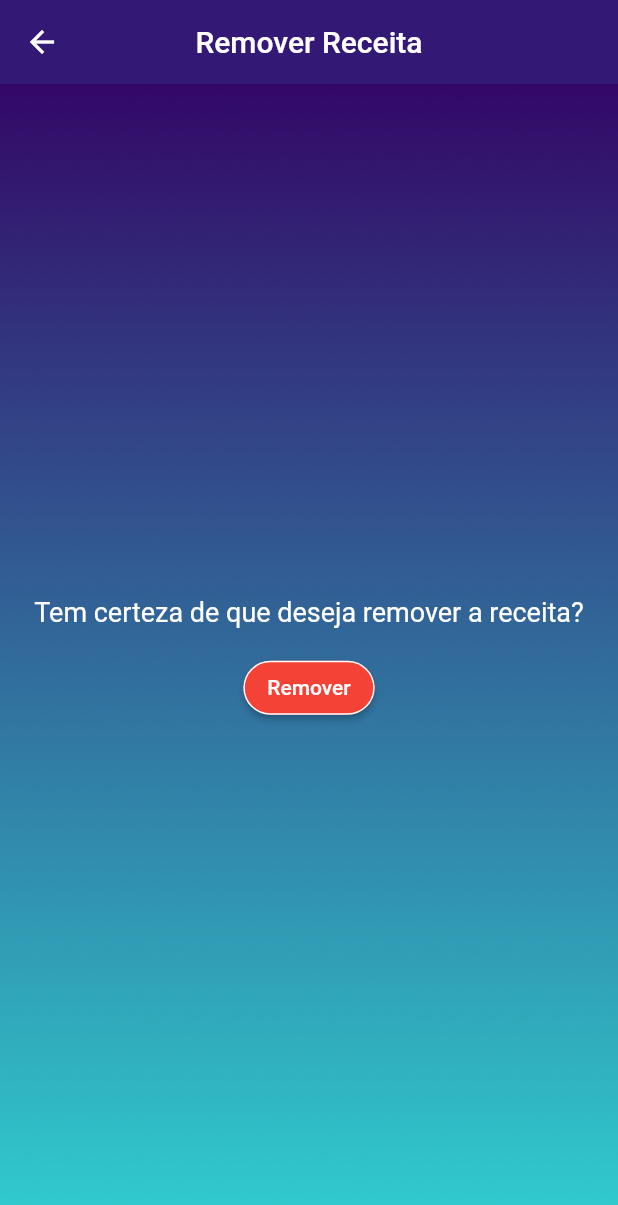
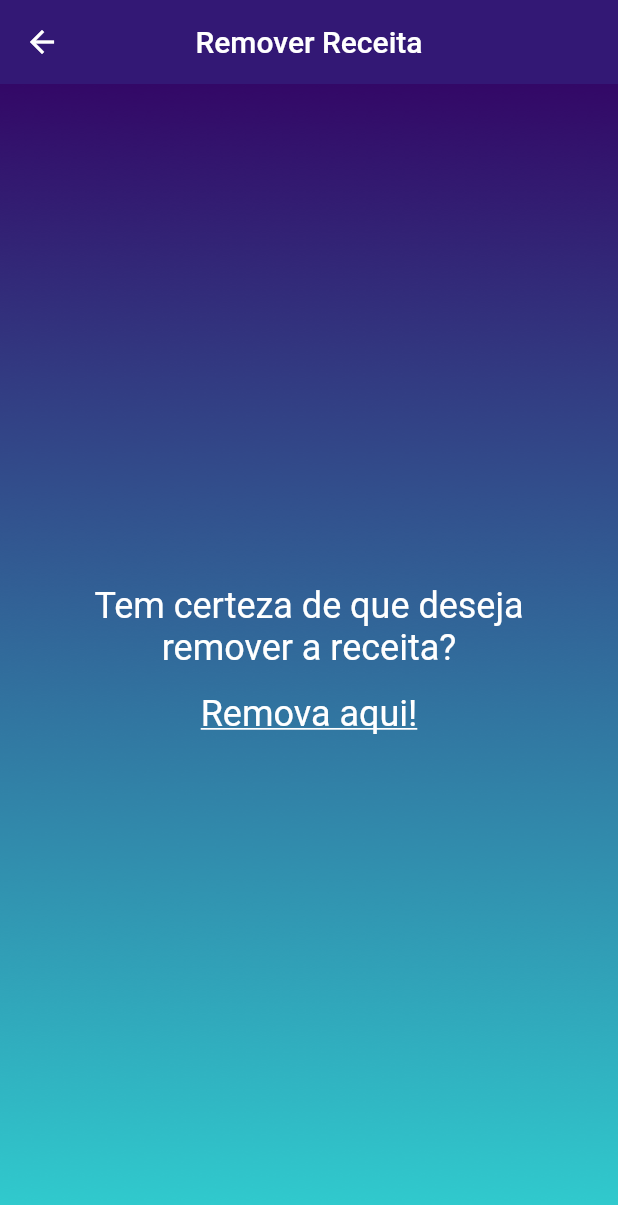
Before and after one commit to Vidottolv/EzPrice, a Flutter app: the RemoverReceita screen opened by its route, on a phone screen of 412 x 824 dp. Shown: the top 1205 px of the screen. Run offline on Flutter 3.47's test engine with Material 2 defaults, Android fonts, the phone set to English and light mode, and no system bars; our stand-ins replace cloud_firestore, firebase_auth, firebase_core, google_fonts; accounts and stored records are empty; statements that could not run were skipped.

Commit message:
Remover receita está Ok, falta o Editar Receita

```diff
--- a/lib/controller/receita_controller.dart
+++ b/lib/controller/receita_controller.dart
@@ -30,8 +30,8 @@ class ReceitaController {
   }
 
   //Excluindo receitas dentro do nosso banco de dados
-  void excluir(context, idReceita) {
-    FirebaseFirestore.instance
+  void excluir(context, idReceita) async {
+    await FirebaseFirestore.instance
         .collection('receitas')
         .doc(idReceita)
         .delete()
--- a/lib/main.dart
+++ b/lib/main.dart
@@ -47,9 +47,7 @@ Future<void> main() async {
         '/receita/EdicaoReceita': (context) => EdicaoReceita(
               idReceita: '',
             ),
-        '/receita/remover_receita': (context) => RemoverReceita(
-              idReceita: '',
-            ),
+        '/receita/remover_receita': (context) => RemoverReceita(),
       },
     ),
   );
--- a/lib/views/ingrediente/cadastrar_ingrediente.dart
+++ b/lib/views/ingrediente/cadastrar_ingrediente.dart
@@ -1,9 +1,9 @@
+// ignore_for_file: prefer_const_constructors
+
 import 'package:ezprice/views/components/rounded_text_field.dart';
 import 'package:flutter/material.dart';
 import 'package:ezprice/views/components/app_theme.dart';
 import 'package:ezprice/views/components/menu_drawer.dart';
-import 'package:firebase_auth/firebase_auth.dart';
-import 'package:cloud_firestore/cloud_firestore.dart';
 
 class CadastrarIngrediente extends StatelessWidget {
   final TextEditingController nomeController = TextEditingController();
--- a/lib/views/receita/remover_receita.dart
+++ b/lib/views/receita/remover_receita.dart
@@ -1,13 +1,30 @@
+// ignore_for_file: prefer_const_constructors, use_key_in_widget_constructors
+
 import 'package:ezprice/controller/receita_controller.dart';
 import 'package:flutter/material.dart';
 
-class RemoverReceita extends StatelessWidget {
-  final String idReceita;
+class RemoverReceita extends StatefulWidget {
+  @override
+  State<RemoverReceita> createState() => _RemoverReceitaState();
+}
 
-  const RemoverReceita({Key? key, required this.idReceita}) : super(key: key);
+class _RemoverReceitaState extends State<RemoverReceita> {
+  String idReceita = '';
 
-  void _removerReceita(BuildContext context) {
+  //Tornando o Receita Controller Excluir um método local, para limpar a chamada do método dentro do código
+  void delete() {
     ReceitaController().excluir(context, idReceita);
+
+    Navigator.pushNamed(context, '/receita/visualizar');
+  }
+
+  //Aqui estamos chamando uma função que gera o estado de informações de uma PageRoute para outra
+  //Ou seja, aqui nós vamos nos certificar de que quando passamos o idReceita como método
+  //lá no Visualizar Receitas esteja vindo para cá e alimentando o idReceita
+  @override
+  void didChangeDependencies() {
+    super.didChangeDependencies();
+    idReceita = ModalRoute.of(context)?.settings.arguments as String;
   }
 
   @override
@@ -28,18 +45,22 @@ class RemoverReceita extends StatelessWidget {
             mainAxisAlignment: MainAxisAlignment.center,
             children: [
               Text(
-                'Tem certeza de que deseja remover a receita?',
-                style: TextStyle(fontSize: 18),
+                'Tem certeza de que deseja \nremover a receita?',
+                style: TextStyle(fontSize: 24),
                 textAlign: TextAlign.center,
               ),
               SizedBox(height: 16),
-              ElevatedButton(
-                onPressed: () => _removerReceita(context),
-                child: Text('Remover'),
-                style: ElevatedButton.styleFrom(
-                  primary: Colors.red,
+              InkWell(
+                onTap: () => delete(),
+                child: Text(
+                  'Remova aqui!',
+                  style: TextStyle(
+                    fontSize: 24,
+                    color: Colors.white,
+                    decoration: TextDecoration.underline,
+                  ),
                 ),
-              ),
+              )
             ],
           ),
         ),
--- a/lib/views/receita/visualizar_receitas.dart
+++ b/lib/views/receita/visualizar_receitas.dart
@@ -12,8 +12,7 @@ class VisualizarReceitas extends StatefulWidget {
 
 class _VisualizarReceitasState extends State<VisualizarReceitas> {
   late String uidUsuarioLogado;
-  String selectedReceitaId =
-      ''; // Variável para armazenar o idReceita selecionado
+  String selectedReceitaId = '';
 
   @override
   void initState() {
@@ -76,7 +75,7 @@ class _VisualizarReceitasState extends State<VisualizarReceitas> {
                       double precoVenda = item['precoVenda'] ?? 0.0;
 
                       // Armazenar o idReceita selecionado
-                      final idReceita = document.id;
+                      String idReceita = document.id;
 
                       return Padding(
                         padding: const EdgeInsets.symmetric(
```
